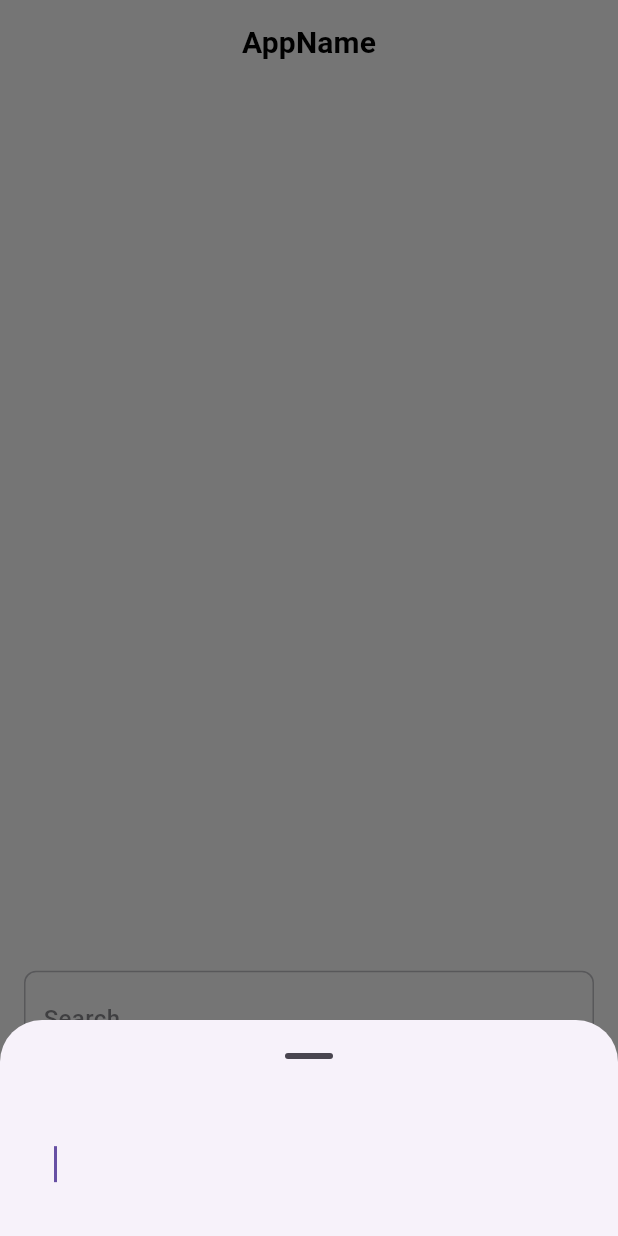
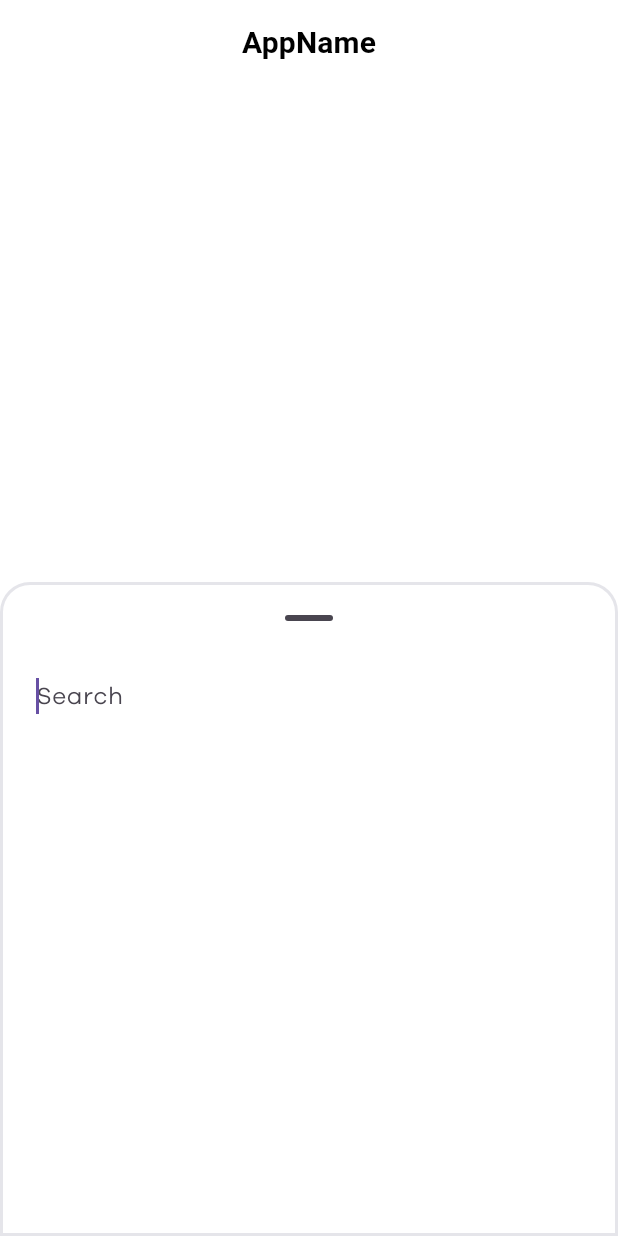
Before and after one commit to montaag/caseStudy, a Flutter app: the screen it shows after launch, after a tap on "Search", on a phone screen of 412 x 824 dp. Run offline on Flutter 3.47's test engine with Material 3 defaults, Android fonts, the phone set to English and light mode, and no system bars; our stand-ins replace bloc, either_dart, equatable, flutter_bloc, sizer; network calls fail; Roboto replaces fonts that are missing (Galano-Grotesque).

Commit message:
textform dield animation is done

```diff
--- a/lib/presentation/view/dashboard.dart
+++ b/lib/presentation/view/dashboard.dart
@@ -20,6 +20,7 @@ class Dashboard extends StatefulWidget {
 
 class _DashboardState extends State<Dashboard> {
   TextEditingController controller = TextEditingController();
+  bool isVisible = true;
 
   List<DogModel> filter(String filterText, List<DogModel> list) {
     List<DogModel> filtered = [];
@@ -66,6 +67,9 @@ class _DashboardState extends State<Dashboard> {
                         onChanged: (value) {
                           setState(() {});
                         }),
+                    SizedBox(
+                      height: 20,
+                    ),
                     CustomBottomNavBar(),
                   ],
                 )
--- a/lib/presentation/widgets/custom_textfield.dart
+++ b/lib/presentation/widgets/custom_textfield.dart
@@ -1,166 +1,3 @@
-// import 'package:appnation_casestudy/config/themes/imports.dart';
-// import 'package:flutter/material.dart';
-// import 'package:flutter/services.dart';
-
-// class CustomTextField extends StatefulWidget {
-//   final String? _initialValue;
-//   final String? _placeholder;
-//   final bool? _isEnabled;
-//   final bool? _autofocus;
-//   final Function(String value)? _onChanged;
-//   final Function(String value)? _onFieldSubmitted;
-//   final FormFieldValidator<String>? _validator;
-//   final List<TextInputFormatter>? _inputFormatters;
-//   final Iterable<String>? _autofillHints;
-//   final TextEditingController? _controller;
-//   final FocusNode? _focusNode;
-//   final TextInputType? _keyboardType;
-//   final TextInputAction? _textInputAction;
-//   final int? _maxLength;
-//   final int? _maxLines;
-//   final Widget? _prefix;
-//   final Widget? _suffix;
-//   final String? _hintText;
-//   final EdgeInsetsGeometry? _margin;
-//   final EdgeInsetsGeometry? _padding;
-//   final BorderRadiusGeometry? _borderRadius;
-//   final bool? _obsecureText;
-
-//   final bool? _isAligned;
-//   final bool? _showCursor;
-//   final bool? _readOnly;
-//   final Function()? _onTap;
-
-//   const CustomTextField({
-//     Key? key,
-//     Function(String value)? onChanged,
-//     Function(String value)? onFieldSubmitted,
-//     String? initialValue,
-//     String? placeholder,
-//     bool isEnabled = true,
-//     bool autofocus = false,
-//     FormFieldValidator<String>? validator,
-//     List<TextInputFormatter>? inputFormatters,
-//     Iterable<String>? autofillHints,
-//     TextEditingController? controller,
-//     FocusNode? focusNode,
-//     TextInputType keyboardType = TextInputType.name,
-//     TextInputAction textInputAction = TextInputAction.next,
-//     int? maxLength,
-//     int? maxLines,
-//     Widget? prefix,
-//     Widget? suffix,
-//     EdgeInsetsGeometry margin = const EdgeInsets.symmetric(vertical: 5.0),
-//     EdgeInsetsGeometry padding = EdgeInsets.zero,
-//     EdgeInsetsGeometry contentPadding = const EdgeInsets.fromLTRB(6, 6, 6, 6),
-//     BorderRadiusGeometry borderRadius = const BorderRadius.all(Radius.circular(8)),
-//     String? hintText,
-//     bool? obsecureText,
-//     bool? isAlinged,
-//     bool? showCursor,
-//     bool? readOnly,
-//     Function()? onTap,
-//   })  : _initialValue = initialValue,
-//         _placeholder = placeholder,
-//         _isEnabled = isEnabled,
-//         _autofocus = autofocus,
-//         _onChanged = onChanged,
-//         _onFieldSubmitted = onFieldSubmitted,
-//         _validator = validator,
-//         _prefix = prefix,
-//         _suffix = suffix,
-//         _inputFormatters = inputFormatters,
-//         _autofillHints = autofillHints,
-//         _controller = controller,
-//         _focusNode = focusNode,
-//         _keyboardType = keyboardType,
-//         _textInputAction = textInputAction,
-//         _maxLength = maxLength,
-//         _maxLines = maxLines,
-//         _margin = margin,
-//         _padding = padding,
-//         _borderRadius = borderRadius,
-//         _hintText = hintText,
-//         _obsecureText = obsecureText,
-//         _isAligned = isAlinged,
-//         _showCursor = showCursor,
-//         _readOnly = readOnly,
-//         _onTap = onTap,
-//         assert(onChanged != null || controller != null),
-//         super(key: key);
-
-//   @override
-//   _CustomTextFieldState createState() => _CustomTextFieldState();
-// }
-
-// class _CustomTextFieldState extends State<CustomTextField> {
-//   bool hasError = false;
-
-//   @override
-//   Widget build(BuildContext context) {
-//     return Container(
-//       margin: widget._margin,
-//       padding: widget._padding!.add((widget._maxLength != null || hasError) ? const EdgeInsets.only(bottom: 12.0) : EdgeInsets.zero),
-//       decoration: BoxDecoration(borderRadius: widget._borderRadius, color: Colors.white, border: Border.all(color: Palette.grey)),
-//       child: TextFormField(
-//         onTap: widget._onTap,
-//         readOnly: widget._readOnly ?? false,
-//         showCursor: widget._showCursor,
-//         textAlign: widget._isAligned != null ? (widget._isAligned == true ? TextAlign.center : TextAlign.start) : TextAlign.start,
-//         obscureText: widget._obsecureText ?? false,
-//         controller: widget._controller,
-//         focusNode: widget._focusNode,
-//         initialValue: widget._initialValue,
-//         enabled: widget._isEnabled,
-//         onFieldSubmitted: widget._onFieldSubmitted,
-//         onChanged: (value) {
-//           if (widget._onChanged != null) {
-//             widget._onChanged!(value);
-//             if (widget._validator != null) {
-//               setState(() {
-//                 hasError = widget._validator!(value) != null;
-//               });
-//             }
-//           }
-//         },
-//         autofillHints: widget._autofillHints,
-//         autofocus: widget._autofocus!,
-//         validator: widget._validator,
-//         inputFormatters: widget._inputFormatters,
-//         keyboardType: widget._keyboardType,
-//         textInputAction: widget._textInputAction,
-//         maxLength: widget._maxLength,
-//         maxLines: widget._obsecureText == true ? 1 : widget._maxLines,
-//         autovalidateMode: AutovalidateMode.onUserInteraction,
-//         decoration: InputDecoration(
-//           hintText: widget._hintText ?? "",
-//           hintStyle: TextStyle(fontWeight: FontWeight.w600, color: Palette.hintTextColor, letterSpacing: 0.7),
-//           alignLabelWithHint: true,
-//           labelText: widget._placeholder,
-//           labelStyle: TextStyle(
-//             fontSize: 16,
-//             color: Palette.primaryColor,
-//           ),
-//           prefixIcon: widget._prefix == null
-//               ? null
-//               : Padding(
-//                   padding: const EdgeInsets.symmetric(horizontal: 12.0),
-//                   child: widget._prefix,
-//                 ),
-//           suffixIcon: widget._suffix == null
-//               ? null
-//               : Padding(
-//                   padding: const EdgeInsets.symmetric(horizontal: 12.0),
-//                   child: widget._suffix,
-//                 ),
-//           floatingLabelBehavior: FloatingLabelBehavior.never,
-//           border: OutlineInputBorder(borderSide: BorderSide.none),
-//         ),
-//       ),
-//     );
-//   }
-// }
-
 import 'package:appnation_casestudy/config/themes/imports.dart';
 import 'package:flutter/material.dart';
 import 'package:sizer/sizer.dart';
@@ -179,33 +16,28 @@ class _CustomTextFormFieldState extends State<CustomTextFormField> {
   @override
   Widget build(BuildContext context) {
     return Padding(
-      padding: const EdgeInsets.symmetric(horizontal: 16.0, vertical: 12),
+      padding: const EdgeInsets.symmetric(horizontal: 16.0, vertical: 5),
       child: InkWell(
         onTap: () {
           showModalBottomSheet(
             context: context,
+            barrierColor: Colors.transparent,
             elevation: 0,
+            shape: RoundedRectangleBorder(
+              side: BorderSide(color: Palette.grey, width: 2),
+              borderRadius: const BorderRadius.vertical(
+                top: Radius.circular(20.0),
+              ),
+            ),
+            backgroundColor: Colors.white,
+            isScrollControlled: true,
             showDragHandle: true,
-              isScrollControlled: true,
             useSafeArea: false,
-              builder: (context) => Padding(
-                    padding: EdgeInsets.only(bottom: MediaQuery.of(context).viewInsets.bottom),
-                    child: Container(
-                      decoration:
-                          const BoxDecoration(borderRadius: BorderRadius.only(topLeft: const Radius.circular(25.0), topRight: const Radius.circular(25.0))),
-                      child: Padding(
-                        padding: const EdgeInsets.all(20.0),
-                        child: TextField(
+            builder: (context) => MyDraggableSheet(
               controller: widget.controller,
               onChanged: widget.onChanged,
-                          autofocus: true,
-                          decoration: const InputDecoration(
-                            border: OutlineInputBorder(borderSide: BorderSide.none),
             ),
-                        ),
-                      ),
-                    ),
-                  ));
+          );
         },
         child: Container(
           height: 64,
@@ -227,17 +59,110 @@ class _CustomTextFormFieldState extends State<CustomTextFormField> {
   }
 }
 
-class FilterTextContainer extends StatelessWidget {
+class MyDraggableSheet extends StatefulWidget {
   final TextEditingController controller;
-  const FilterTextContainer({super.key, required this.controller});
+  final Function(String value) onChanged;
+  const MyDraggableSheet({super.key, required this.controller, required this.onChanged});
+
+  @override
+  State<MyDraggableSheet> createState() => _MyDraggableSheetState();
+}
+
+class _MyDraggableSheetState extends State<MyDraggableSheet> {
+  final _sheet = GlobalKey();
+  final _controller = DraggableScrollableController();
+
+  DraggableScrollableSheet get sheet => (_sheet.currentWidget as DraggableScrollableSheet);
+
+  @override
+  void initState() {
+    super.initState();
+    _controller.addListener(_onChanged);
+  }
+
+  void _onChanged() {
+    final currentSize = _controller.size;
+    if (currentSize <= 0.5) _collapse();
+  }
+
+  void _collapse() => _animateSheet(sheet.snapSizes!.first);
+
+  void _anchor() => _animateSheet(sheet.snapSizes!.last);
+
+  void _expand() => _animateSheet(sheet.maxChildSize);
+
+  void _hide() => _animateSheet(sheet.minChildSize);
+
+  void _animateSheet(double size) {
+    _controller.animateTo(
+      size,
+      duration: const Duration(milliseconds: 50),
+      curve: Curves.easeInOut,
+    );
+  }
+
+  @override
+  void dispose() {
+    super.dispose();
+    _controller.dispose();
+  }
 
   @override
   Widget build(BuildContext context) {
-    return TextFormField(
-      controller: controller,
-      decoration: InputDecoration(
-        floatingLabelBehavior: FloatingLabelBehavior.never,
-        border: OutlineInputBorder(borderSide: BorderSide.none),
+    return LayoutBuilder(
+      builder: (context, constraints) => DraggableScrollableSheet(
+        key: _sheet,
+        initialChildSize: 0.5,
+        maxChildSize: 1,
+        minChildSize: 0,
+        expand: false,
+        snap: true,
+        snapSizes: [
+          //  60 / constraints.maxHeight,
+          0.5,
+        ],
+        controller: _controller,
+        builder: (BuildContext context, ScrollController scrollController) {
+          return Container(
+            decoration: const BoxDecoration(
+              color: Colors.white,
+              borderRadius: BorderRadius.only(
+                topLeft: Radius.circular(12),
+                topRight: Radius.circular(12),
+              ),
+            ),
+            child: CustomScrollView(
+              controller: scrollController,
+              slivers: [
+                SliverList.list(
+                  children: [
+                    Padding(
+                      padding: EdgeInsets.only(bottom: MediaQuery.of(context).viewInsets.bottom),
+                      child: Container(
+                        decoration: const BoxDecoration(
+                          color: Colors.white,
+                          borderRadius: BorderRadius.only(
+                            topLeft: Radius.circular(8.0),
+                            topRight: Radius.circular(8.0),
+                          ),
+                        ),
+                        child: Padding(
+                          padding: const EdgeInsets.only(left: 8, right: 8, bottom: 30),
+                          child: TextField(
+                            controller: widget.controller,
+                            onChanged: widget.onChanged,
+                            autofocus: true,
+                            decoration: const InputDecoration(border: OutlineInputBorder(borderSide: BorderSide.none), hintText: "Search"),
+                          ),
+                        ),
+                      ),
+                    )
+                  ],
+                ),
+              ],
+            ),
+          );
+        },
       ),
     );
   }
```
Lines whose indentation alone changed are shown as unchanged.
